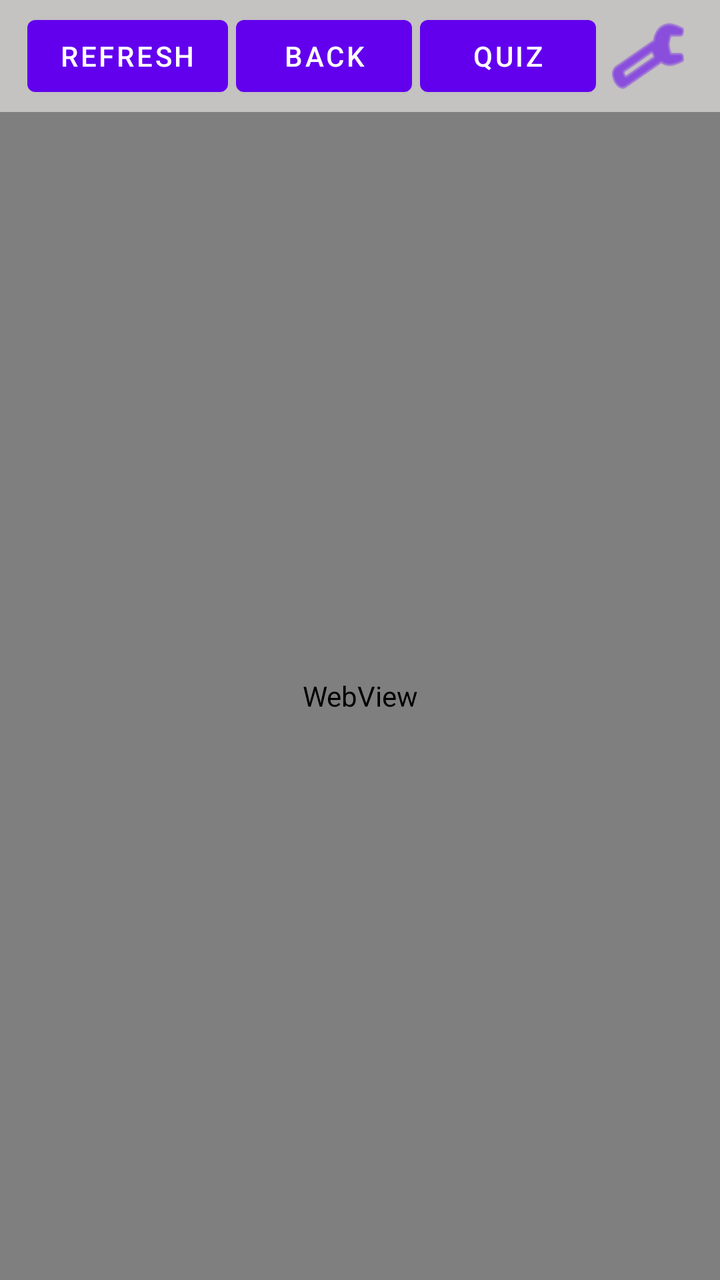
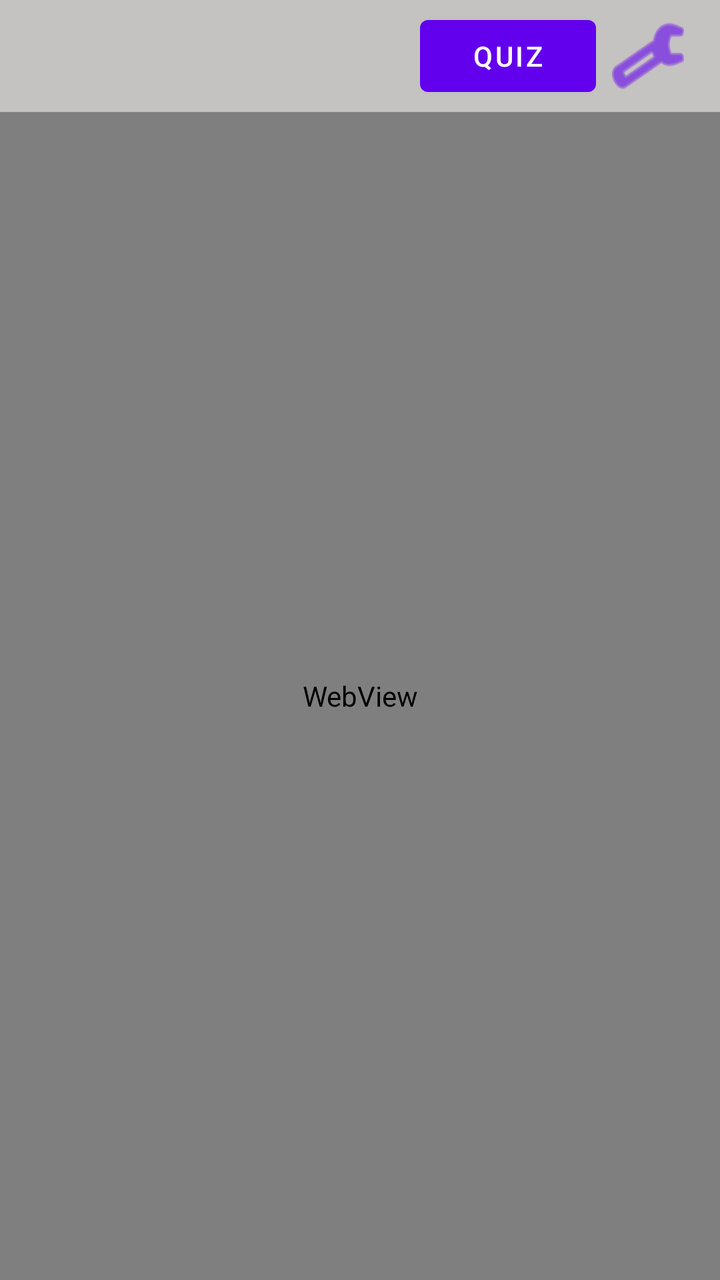

Screens rendered from an Android XML layout before and after an edit, with the pre-edit source and the edit as a unified diff.
<!-- AndroidManifest.xml: activity theme FullScreen -->
<!-- res/layout/activity_main.xml -->
<?xml version="1.0" encoding="utf-8"?>
<LinearLayout xmlns:android="http://schemas.android.com/apk/res/android"
    xmlns:app="http://schemas.android.com/apk/res-auto"
    xmlns:tools="http://schemas.android.com/tools"
    android:layout_width="match_parent"
    android:layout_height="match_parent"
    android:background="@color/grey"
    android:gravity="top"
    android:keepScreenOn="true"
    android:orientation="vertical"
    tools:context=".MainActivity">

    <LinearLayout
        android:id="@+id/llTools"
        android:layout_width="match_parent"
        android:layout_height="wrap_content"
        android:gravity="center"
        android:orientation="horizontal">


        <Button
            android:id="@+id/buttonRefresh"
            android:visibility="visible"
            android:layout_margin="2dp"
            android:layout_width="wrap_content"
            android:layout_height="wrap_content"
            android:text="Refresh" />
        <Button
            android:visibility="visible"
            android:id="@+id/buttonBack"
            android:layout_margin="2dp"
            android:layout_width="wrap_content"
            android:layout_height="wrap_content"
            android:text="Back" />

        <Button
            android:id="@+id/buttonQuiz"
            android:visibility="visible"
            android:layout_margin="2dp"
            android:layout_width="wrap_content"
            android:layout_height="wrap_content"
            android:text="Quiz" />

        <Button
            android:id="@+id/buttonReset"
            android:layout_margin="4dp"
            android:layout_width="40dp"
            android:background="@android:drawable/ic_menu_preferences"
            android:layout_height="wrap_content"
            android:text="" />

        <Spinner
            android:id="@+id/websiteSpinner"
            android:visibility="gone"
            android:layout_width="wrap_content"
            android:layout_height="wrap_content"
            android:drawSelectorOnTop="true"
            android:entries="@array/website_list" />

        <ProgressBar
            android:visibility="gone"
            android:id="@+id/progressBar"
            style="?android:attr/progressBarStyle"
            android:layout_width="wrap_content"
            android:layout_height="wrap_content" />

        <TextView
            android:visibility="gone"
        android:id="@+id/txtView"
        android:layout_width="wrap_content"
        android:layout_height="wrap_content"
        android:layout_marginLeft="2dp"
        android:background="@color/purple_200"
        android:gravity="center"
        android:padding="2dp"
        android:text="Hello!"
        android:textAllCaps="false"
        android:textColor="@color/white" />



    </LinearLayout>

    <TextView
        android:id="@+id/txtWhitelistedAppsTitle"
        android:layout_width="match_parent"
        android:layout_height="wrap_content"
        android:background="@color/purple_200"
        android:clickable="true"
        android:focusable="true"
        android:padding="16dp"
        android:text="Whitelisted Apps [-]"
        android:textColor="@color/black"
        android:textSize="20sp"
        android:textStyle="bold"
        android:visibility="gone" />

    <ScrollView
        android:id="@+id/whitelistedAppsScrollView"
        android:layout_width="match_parent"
        android:layout_height="wrap_content"
        android:visibility="gone">

        <LinearLayout
            android:id="@+id/llWhitelistedApps"
            android:layout_width="match_parent"
            android:layout_height="wrap_content"
            android:orientation="vertical"
            android:paddingLeft="16dp"
            android:paddingRight="16dp"
            android:paddingBottom="16dp" />
    </ScrollView>

    <TextView
        android:id="@+id/txtWhitelistedWebsitesTitle"
        android:layout_width="match_parent"
        android:layout_height="wrap_content"
        android:background="@color/teal_200"
        android:clickable="true"
        android:focusable="true"
        android:padding="16dp"
        android:text="Whitelisted Websites [-]"
        android:textColor="@color/black"
        android:textSize="20sp"
        android:textStyle="bold"
        android:visibility="gone" />

    <ScrollView
        android:id="@+id/whitelistedWebsitesScrollView"
        android:layout_width="match_parent"
        android:layout_height="wrap_content"
        android:visibility="gone">

        <LinearLayout
            android:id="@+id/llWhitelistedWebsites"
            android:layout_width="match_parent"
            android:layout_height="wrap_content"
            android:orientation="vertical"
            android:paddingLeft="16dp"
            android:paddingRight="16dp"
            android:paddingBottom="16dp" />
    </ScrollView>

    <WebView
        android:id="@+id/webView"
        android:visibility="visible"
        android:layout_width="match_parent"
        android:layout_height="0dp"
        android:minHeight="240dp"
        android:layout_weight="1" />

</LinearLayout>
<!-- resources referenced by this layout -->
<resources>
  <string-array name="website_list">
          <item>freecodecamp</item>
          <item>Sample Portfolio1 page</item>
          <item>Sample Portfolio2 page</item>
          <item>Sample Portfolio3 page</item>
          <item>Sample Portfolio4 page</item>
          <item>Sample Restaurant page</item>
      </string-array>
  <color name="black">#FF000000</color>
  <color name="grey">#C5C2C2</color>
  <color name="purple_200">#FFBB86FC</color>
  <color name="teal_200">#FF03DAC5</color>
  <color name="white">#FFFFFFFF</color>
  <style name="FullScreen" parent="Theme.LockAppForGlasses">
          <item name="windowNoTitle">true</item>
          <item name="android:windowFullscreen">true</item>
      </style>
  <style name="Theme.LockAppForGlasses" parent="Theme.MaterialComponents.DayNight.DarkActionBar">
          
          <item name="colorPrimary">@color/purple_500</item>
          <item name="colorPrimaryVariant">@color/purple_700</item>
          <item name="colorOnPrimary">@color/white</item>
          
          <item name="colorSecondary">@color/teal_200</item>
          <item name="colorSecondaryVariant">@color/teal_700</item>
          <item name="colorOnSecondary">@color/black</item>
          
          <item name="android:statusBarColor" tools:targetApi="l">?attr/colorPrimaryVariant</item>
          
      </style>
  <color name="purple_500">#FF6200EE</color>
  <color name="purple_700">#FF3700B3</color>
  <color name="teal_700">#FF018786</color>
</resources>

<!-- the commit's change to res/layout/activity_main.xml (unified diff, before → after) -->
@@ -20,13 +20,13 @@
 
         <Button
             android:id="@+id/buttonRefresh"
-            android:visibility="visible"
+            android:visibility="invisible"
             android:layout_margin="2dp"
             android:layout_width="wrap_content"
             android:layout_height="wrap_content"
             android:text="Refresh" />
         <Button
-            android:visibility="visible"
+            android:visibility="invisible"
             android:id="@+id/buttonBack"
             android:layout_margin="2dp"
             android:layout_width="wrap_content"
